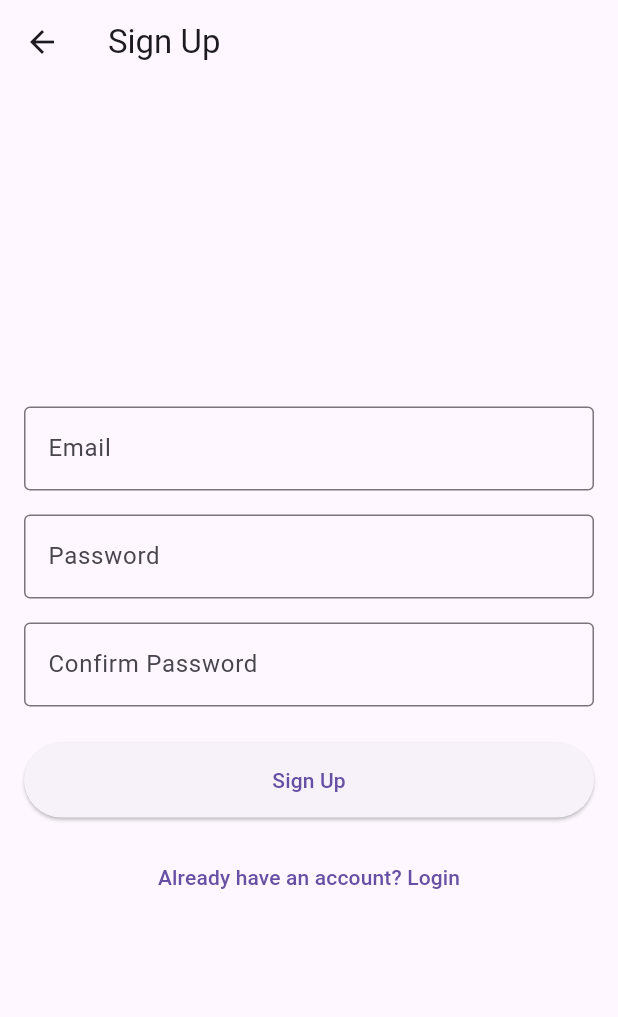
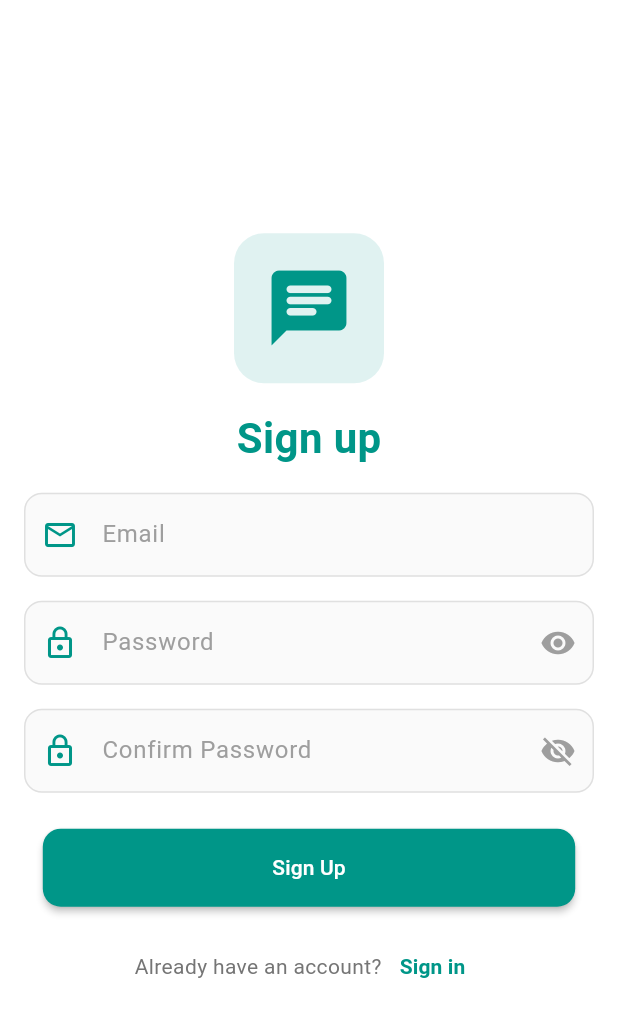
Before and after one commit to kdsking19/Flash_Chat_App, a Flutter app: the screen it shows after launch, after a tap on "Sign Up", on a phone screen of 412 x 824 dp. Shown: the top 1017 px of the screen. Run offline on Flutter 3.47's test engine with Material 3 defaults, Android fonts, the phone set to English and light mode, and no system bars; our stand-ins replace badges, socket_io_client, supabase_flutter, timeago; accounts and stored records are empty.

Commit message:
Made changes in login and signup.

```diff
--- a/lib/main.dart
+++ b/lib/main.dart
@@ -20,9 +20,9 @@ class MyApp extends StatelessWidget {
   Widget build(BuildContext context) {
     final supabaseService = SupabaseService();
     final isLoggedIn = supabaseService.currentUser != null;
-
     return MaterialApp(
-      title: 'WhatsApp Clone',
+      debugShowCheckedModeBanner: false,
+      title: 'FlashChat',
       theme: ThemeData(
         primarySwatch: Colors.green,
         visualDensity: VisualDensity.adaptivePlatformDensity,
--- a/lib/screens/home_screen.dart
+++ b/lib/screens/home_screen.dart
@@ -85,7 +85,7 @@ class _HomeScreenState extends State<HomeScreen> {
         elevation: 0,
         backgroundColor: Colors.teal,
         title: const Text(
-          'WhatsApp Clone',
+          'Flash Chat',
           style: TextStyle(
             color: Colors.white,
             fontWeight: FontWeight.bold,
--- a/lib/screens/login_screen.dart
+++ b/lib/screens/login_screen.dart
@@ -15,7 +15,7 @@ class _LoginScreenState extends State<LoginScreen> {
   final _passwordController = TextEditingController();
   final _supabaseService = SupabaseService();
   bool _isLoading = false;
-  bool _showPassword = false; // Add this line to define _showPassword
+  bool _showPassword = false;
 
   Future<void> _login() async {
     final email = _emailController.text.trim();
@@ -23,7 +23,7 @@ class _LoginScreenState extends State<LoginScreen> {
 
     if (email.isEmpty || password.isEmpty) {
       ScaffoldMessenger.of(context).showSnackBar(
-        const SnackBar(content: Text('Please enter email and password')),
+        const SnackBar(content: Text('Please enter email and password', style: TextStyle(fontSize: 12, color: Colors.white),)),
       );
       return;
     }
@@ -82,6 +82,16 @@ class _LoginScreenState extends State<LoginScreen> {
                 Center(
                   child: Column(
                     children: [
+                      SizedBox(height: MediaQuery.of(context).size.height*0.04),
+                      const Text(
+                        'Welcome to Flash Chat App',
+                        style: TextStyle(
+                          fontSize: 28,
+                          fontWeight: FontWeight.bold,
+                          color: Colors.teal,
+                        ),
+                      ),
+                      SizedBox(height: MediaQuery.of(context).size.height*0.08),
                       Container(
                         height: 100,
                         width: 100,
@@ -89,7 +99,7 @@ class _LoginScreenState extends State<LoginScreen> {
                           color: Colors.teal.shade50,
                           borderRadius: BorderRadius.circular(20),
                         ),
-                        child: Icon(
+                        child: const Icon(
                           Icons.chat_rounded,
                           size: 60,
                           color: Colors.teal,
@@ -97,33 +107,26 @@ class _LoginScreenState extends State<LoginScreen> {
                       ),
                       const SizedBox(height: 16),
                       const Text(
-                        'Welcome Back',
+                        'Sign in',
                         style: TextStyle(
-                          fontSize: 28,
+                          fontSize: 25,
                           fontWeight: FontWeight.bold,
                           color: Colors.teal,
-                        ),
-                      ),
-                      const SizedBox(height: 8),
-                      Text(
-                        'Sign in to continue',
-                        style: TextStyle(
-                          fontSize: 16,
-                          color: Colors.grey[600],
                         ),
                       ),
                     ],
                   ),
                 ),
-                const SizedBox(height: 40),
-
+                const SizedBox(height: 20),
                 // Email field
                 TextField(
                   controller: _emailController,
                   keyboardType: TextInputType.emailAddress,
                   decoration: InputDecoration(
                     labelText: 'Email',
+                    labelStyle: TextStyle(color: Colors.grey),
                     hintText: 'Enter your email',
+                    hintStyle: TextStyle(color: Colors.grey),
                     prefixIcon: const Icon(Icons.email_outlined, color: Colors.teal),
                     border: OutlineInputBorder(
                       borderRadius: BorderRadius.circular(12),
@@ -149,7 +152,9 @@ class _LoginScreenState extends State<LoginScreen> {
                   obscureText: !_showPassword,
                   decoration: InputDecoration(
                     labelText: 'Password',
+                    labelStyle: TextStyle(color: Colors.grey),
                     hintText: 'Enter your password',
+                    hintStyle: TextStyle(color: Colors.grey),
                     prefixIcon: const Icon(Icons.lock_outline, color: Colors.teal),
                     suffixIcon: IconButton(
                       icon: Icon(
--- a/lib/screens/signup_screen.dart
+++ b/lib/screens/signup_screen.dart
@@ -15,6 +15,8 @@ class _SignupScreenState extends State<SignupScreen> {
   final _passwordController = TextEditingController();
   final _confirmPasswordController = TextEditingController();
   bool _isLoading = false;
+  bool _showPassword = true;
+  bool _showPassword1 = false;
   final _supabaseService = SupabaseService();
 
   @override
@@ -87,9 +89,7 @@ class _SignupScreenState extends State<SignupScreen> {
   @override
   Widget build(BuildContext context) {
     return Scaffold(
-      appBar: AppBar(
-        title: const Text('Sign Up'),
-      ),
+      backgroundColor: const Color(0xFFFFFFFF),
       body: Padding(
         padding: const EdgeInsets.all(16.0),
         child: Form(
@@ -97,11 +97,51 @@ class _SignupScreenState extends State<SignupScreen> {
           child: Column(
             mainAxisAlignment: MainAxisAlignment.center,
             children: [
+              Container(
+                height: 100,
+                width: 100,
+                decoration: BoxDecoration(
+                  color: Colors.teal.shade50,
+                  borderRadius: BorderRadius.circular(20),
+                ),
+                child: const Icon(
+                  Icons.chat_rounded,
+                  size: 60,
+                  color: Colors.teal,
+                ),
+              ),
+              SizedBox(height: MediaQuery.of(context).size.height*0.02),
+              const Text(
+                'Sign up',
+                style: TextStyle(
+                  fontSize: 28,
+                  fontWeight: FontWeight.bold,
+                  color: Colors.teal,
+                ),
+              ),
+              SizedBox(height: MediaQuery.of(context).size.height*0.02),
               TextFormField(
                 controller: _emailController,
-                decoration: const InputDecoration(
+                decoration: InputDecoration(
                   labelText: 'Email',
-                  border: OutlineInputBorder(),
+                  labelStyle: TextStyle(color: Colors.grey),
+                  hintText: 'Enter your email',
+                  hintStyle: TextStyle(color: Colors.grey),
+                  prefixIcon: const Icon(Icons.email_outlined, color: Colors.teal),
+                  border: OutlineInputBorder(
+                    borderRadius: BorderRadius.circular(12),
+                    borderSide: BorderSide(color: Colors.grey.shade300),
+                  ),
+                  enabledBorder: OutlineInputBorder(
+                    borderRadius: BorderRadius.circular(12),
+                    borderSide: BorderSide(color: Colors.grey.shade300),
+                  ),
+                  focusedBorder: OutlineInputBorder(
+                    borderRadius: BorderRadius.circular(12),
+                    borderSide: const BorderSide(color: Colors.teal, width: 2),
+                  ),
+                  filled: true,
+                  fillColor: Colors.grey.shade50,
                 ),
                 keyboardType: TextInputType.emailAddress,
                 validator: (value) {
@@ -114,11 +154,39 @@ class _SignupScreenState extends State<SignupScreen> {
               const SizedBox(height: 16),
               TextFormField(
                 controller: _passwordController,
-                decoration: const InputDecoration(
+                decoration: InputDecoration(
                   labelText: 'Password',
-                  border: OutlineInputBorder(),
+                  labelStyle: TextStyle(color: Colors.grey),
+                  hintText: 'Enter your password',
+                  hintStyle: TextStyle(color: Colors.grey),
+                  prefixIcon: const Icon(Icons.lock_outline, color: Colors.teal),
+                  suffixIcon: IconButton(
+                    icon: Icon(
+                      _showPassword ? Icons.visibility : Icons.visibility_off,
+                      color: Colors.grey,
+                    ),
+                    onPressed: () {
+                      setState(() {
+                        _showPassword = !_showPassword;
+                      });
+                    },
+                  ),
+                  border: OutlineInputBorder(
+                    borderRadius: BorderRadius.circular(12),
+                    borderSide: BorderSide(color: Colors.grey.shade300),
+                  ),
+                  enabledBorder: OutlineInputBorder(
+                    borderRadius: BorderRadius.circular(12),
+                    borderSide: BorderSide(color: Colors.grey.shade300),
+                  ),
+                  focusedBorder: OutlineInputBorder(
+                    borderRadius: BorderRadius.circular(12),
+                    borderSide: const BorderSide(color: Colors.teal, width: 2),
+                  ),
+                  filled: true,
+                  fillColor: Colors.grey.shade50,
                 ),
-                obscureText: true,
+                obscureText: _showPassword,
                 validator: (value) {
                   if (value == null || value.isEmpty) {
                     return 'Please enter your password';
@@ -132,11 +200,39 @@ class _SignupScreenState extends State<SignupScreen> {
               const SizedBox(height: 16),
               TextFormField(
                 controller: _confirmPasswordController,
-                decoration: const InputDecoration(
+                decoration: InputDecoration(
                   labelText: 'Confirm Password',
-                  border: OutlineInputBorder(),
+                  labelStyle: TextStyle(color: Colors.grey),
+                  hintText: 'Confirm your password',
+                  hintStyle: TextStyle(color: Colors.grey),
+                  prefixIcon: const Icon(Icons.lock_outline, color: Colors.teal),
+                  suffixIcon: IconButton(
+                    icon: Icon(
+                      _showPassword1 ? Icons.visibility : Icons.visibility_off,
+                      color: Colors.grey,
+                    ),
+                    onPressed: () {
+                      setState(() {
+                        _showPassword1 = !_showPassword1;
+                      });
+                    },
+                  ),
+                  border: OutlineInputBorder(
+                    borderRadius: BorderRadius.circular(12),
+                    borderSide: BorderSide(color: Colors.grey.shade300),
+                  ),
+                  enabledBorder: OutlineInputBorder(
+                    borderRadius: BorderRadius.circular(12),
+                    borderSide: BorderSide(color: Colors.grey.shade300),
+                  ),
+                  focusedBorder: OutlineInputBorder(
+                    borderRadius: BorderRadius.circular(12),
+                    borderSide: const BorderSide(color: Colors.teal, width: 2),
+                  ),
+                  filled: true,
+                  fillColor: Colors.grey.shade50,
                 ),
-                obscureText: true,
+                obscureText: _showPassword1,
                 validator: (value) {
                   if (value == null || value.isEmpty) {
                     return 'Please confirm your password';
@@ -150,19 +246,43 @@ class _SignupScreenState extends State<SignupScreen> {
               const SizedBox(height: 24),
               ElevatedButton(
                 onPressed: _isLoading ? null : _signup,
+                style: ElevatedButton.styleFrom(
+                  backgroundColor: Colors.teal,
+                  foregroundColor: Colors.white,
+                  padding: const EdgeInsets.symmetric(vertical: 16, horizontal: 153),
+                  shape: RoundedRectangleBorder(
+                    borderRadius: BorderRadius.circular(12),
+                  ),
+                  elevation: 2,
+                ),
                 child: _isLoading
                     ? const CircularProgressIndicator()
                     : const Text('Sign Up'),
-                style: ElevatedButton.styleFrom(
-                  minimumSize: const Size.fromHeight(50),
-                ),
               ),
               const SizedBox(height: 16),
-              TextButton(
-                onPressed: () {
-                  Navigator.of(context).pop();
-                },
-                child: const Text('Already have an account? Login'),
+              Row(
+                mainAxisAlignment: MainAxisAlignment.center,
+                children: [
+                  Text(
+                    'Already have an account?',
+                    style: TextStyle(color: Colors.grey[600]),
+                  ),
+                  TextButton(
+                    onPressed: () {
+                      Navigator.pushReplacement(
+                        context,
+                        MaterialPageRoute(builder: (context) => const LoginScreen()),
+                      );
+                    },
+                    child: const Text(
+                      'Sign in',
+                      style: TextStyle(
+                        color: Colors.teal,
+                        fontWeight: FontWeight.bold,
+                      ),
+                    ),
+                  ),
+                ],
               ),
             ],
           ),
--- a/pubspec.yaml
+++ b/pubspec.yaml
@@ -46,6 +46,7 @@ dependencies:
   flutter_chat_types: ^3.6.2
   timeago: ^3.7.0
   badges: ^3.1.2
+  win32: ^5.5.0
 
 dev_dependencies:
   flutter_test:
```
Also changed, not shown: pubspec.lock, 3 other files.
